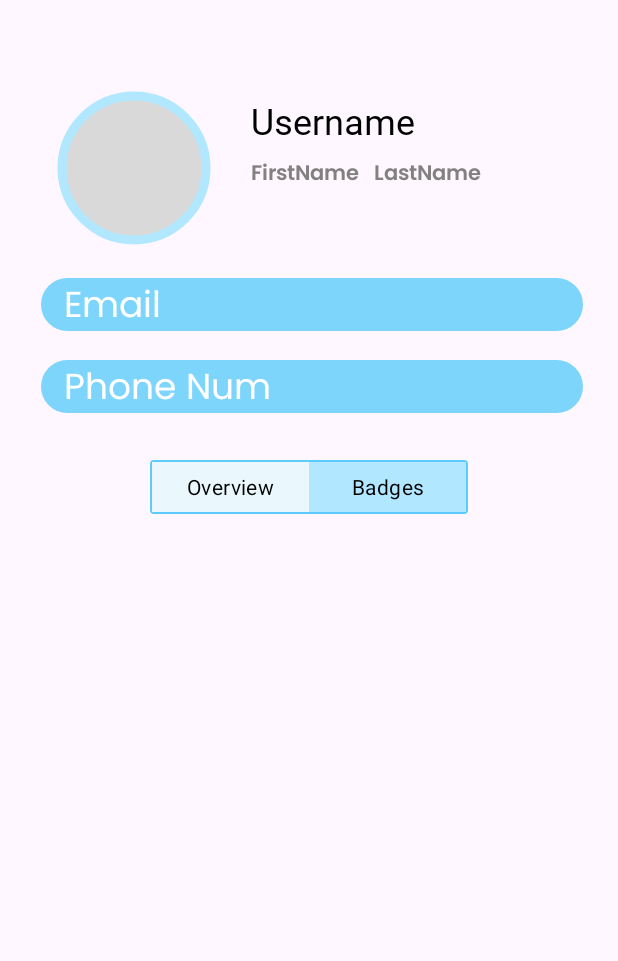
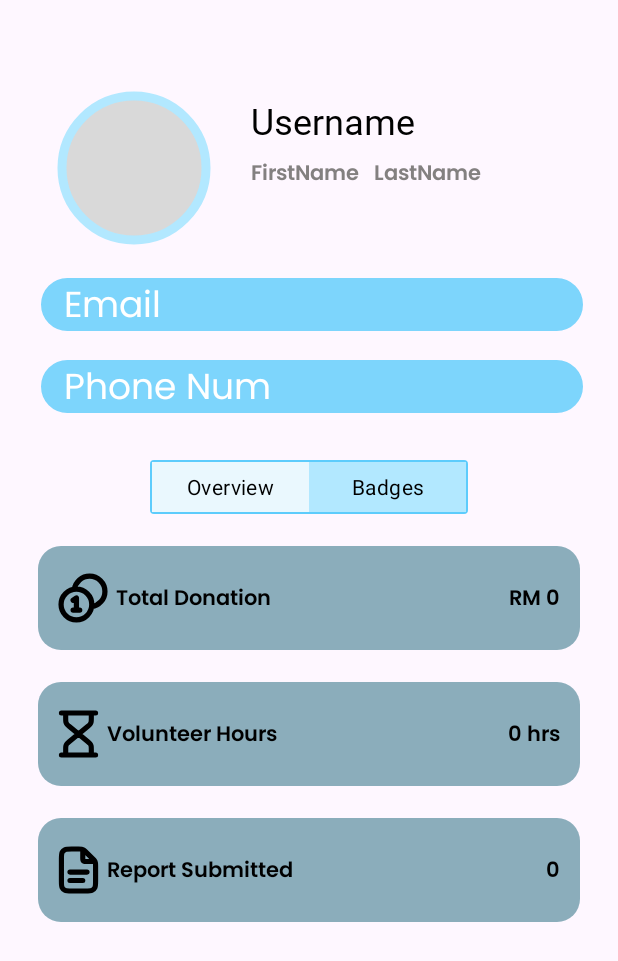
Before and after one commit to afiqzak/AidFlow, an Android app: the fragment ProfileFragment shown on its own in the app's theme, on a phone screen of 412 x 824 dp. Shown: the top 961 px of the screen. Run offline under Robolectric (Android 15) with nearby library versions, the phone set to English and light mode, and no system bars.

Commit message:
profile forntend 50% done

```diff
--- /dev/null
+++ b/app/src/main/java/com/example/aidflow/OverviewFragment.java
@@ -0,0 +1,64 @@
+package com.example.aidflow;
+
+import android.os.Bundle;
+
+import androidx.fragment.app.Fragment;
+
+import android.view.LayoutInflater;
+import android.view.View;
+import android.view.ViewGroup;
+
+/**
+ * A simple {@link Fragment} subclass.
+ * Use the {@link OverviewFragment#newInstance} factory method to
+ * create an instance of this fragment.
+ */
+public class OverviewFragment extends Fragment {
+
+    // TODO: Rename parameter arguments, choose names that match
+    // the fragment initialization parameters, e.g. ARG_ITEM_NUMBER
+    private static final String ARG_PARAM1 = "param1";
+    private static final String ARG_PARAM2 = "param2";
+
+    // TODO: Rename and change types of parameters
+    private String mParam1;
+    private String mParam2;
+
+    public OverviewFragment() {
+        // Required empty public constructor
+    }
+
+    /**
+     * Use this factory method to create a new instance of
+     * this fragment using the provided parameters.
+     *
+     * @param param1 Parameter 1.
+     * @param param2 Parameter 2.
+     * @return A new instance of fragment OverviewFragment.
+     */
+    // TODO: Rename and change types and number of parameters
+    public static OverviewFragment newInstance(String param1, String param2) {
+        OverviewFragment fragment = new OverviewFragment();
+        Bundle args = new Bundle();
+        args.putString(ARG_PARAM1, param1);
+        args.putString(ARG_PARAM2, param2);
+        fragment.setArguments(args);
+        return fragment;
+    }
+
+    @Override
+    public void onCreate(Bundle savedInstanceState) {
+        super.onCreate(savedInstanceState);
+        if (getArguments() != null) {
+            mParam1 = getArguments().getString(ARG_PARAM1);
+            mParam2 = getArguments().getString(ARG_PARAM2);
+        }
+    }
+
+    @Override
+    public View onCreateView(LayoutInflater inflater, ViewGroup container,
+                             Bundle savedInstanceState) {
+        // Inflate the layout for this fragment
+        return inflater.inflate(R.layout.fragment_overview, container, false);
+    }
+}
--- /dev/null
+++ b/app/src/main/res/drawable/ic_money.xml
@@ -0,0 +1,5 @@
+<vector xmlns:android="http://schemas.android.com/apk/res/android" android:height="33dp" android:viewportHeight="38" android:viewportWidth="38" android:width="33dp">
+
+    <path android:fillColor="#00000000" android:pathData="M25.563,25.563C31.267,24.799 35.667,19.913 35.667,14C35.667,7.557 30.443,2.333 24,2.333C18.087,2.333 13.201,6.733 12.437,12.437M11.5,20.667L14,19V28.167M11.5,28.167H16.5M25.667,24C25.667,30.443 20.443,35.667 14,35.667C7.557,35.667 2.333,30.443 2.333,24C2.333,17.557 7.557,12.333 14,12.333C20.443,12.333 25.667,17.557 25.667,24Z" android:strokeColor="#000000" android:strokeLineCap="round" android:strokeLineJoin="round" android:strokeWidth="4"/>
+
+</vector>
--- /dev/null
+++ b/app/src/main/res/drawable/ic_report.xml
@@ -0,0 +1,5 @@
+<vector xmlns:android="http://schemas.android.com/apk/res/android" android:height="32.0625dp" android:viewportHeight="38" android:viewportWidth="32" android:width="27dp">
+
+    <path android:fillColor="#00000000" android:pathData="M19.333,2.783V9.667C19.333,10.6 19.333,11.067 19.515,11.423C19.675,11.737 19.93,11.992 20.243,12.152C20.6,12.333 21.067,12.333 22,12.333H28.884M19.333,27.333H9.333M22.667,20.667H9.333M29.333,15.647V27.667C29.333,30.467 29.333,31.867 28.788,32.937C28.309,33.877 27.544,34.642 26.603,35.122C25.534,35.667 24.134,35.667 21.333,35.667H10.667C7.866,35.667 6.466,35.667 5.397,35.122C4.456,34.642 3.691,33.877 3.212,32.937C2.667,31.867 2.667,30.467 2.667,27.667V10.333C2.667,7.533 2.667,6.133 3.212,5.063C3.691,4.123 4.456,3.358 5.397,2.878C6.466,2.333 7.866,2.333 10.667,2.333H16.02C17.243,2.333 17.854,2.333 18.43,2.471C18.94,2.594 19.427,2.796 19.875,3.07C20.379,3.379 20.812,3.812 21.677,4.676L26.99,9.99C27.855,10.855 28.287,11.287 28.597,11.792C28.871,12.239 29.073,12.727 29.195,13.237C29.333,13.813 29.333,14.424 29.333,15.647Z" android:strokeColor="#000000" android:strokeLineCap="round" android:strokeLineJoin="round" android:strokeWidth="4"/>
+
+</vector>
--- /dev/null
+++ b/app/src/main/res/drawable/ic_time.xml
@@ -0,0 +1,5 @@
+<vector xmlns:android="http://schemas.android.com/apk/res/android" android:height="32.0625dp" android:viewportHeight="38" android:viewportWidth="32" android:width="27dp">
+
+    <path android:fillColor="#00000000" android:pathData="M16,19L8.879,13.065C7.82,12.184 7.291,11.743 6.911,11.202C6.574,10.724 6.324,10.189 6.172,9.624C6,8.986 6,8.297 6,6.92V2.333M16,19L23.122,13.065C24.18,12.184 24.709,11.743 25.089,11.202C25.426,10.724 25.676,10.189 25.828,9.624C26,8.986 26,8.297 26,6.92V2.333M16,19L8.879,24.935C7.82,25.816 7.291,26.257 6.911,26.798C6.574,27.277 6.324,27.811 6.172,28.376C6,29.014 6,29.703 6,31.08V35.667M16,19L23.122,24.935C24.18,25.816 24.709,26.257 25.089,26.798C25.426,27.277 25.676,27.811 25.828,28.376C26,29.014 26,29.703 26,31.08V35.667M2.667,2.333H29.333M2.667,35.667H29.333" android:strokeColor="#000000" android:strokeLineCap="round" android:strokeLineJoin="round" android:strokeWidth="4"/>
+
+</vector>
--- a/app/src/main/res/drawable/progress_bar_custom.xml
+++ b/app/src/main/res/drawable/progress_bar_custom.xml
@@ -10,10 +10,7 @@
 
     <item android:gravity="center">
         <clip> <shape android:shape="rectangle">
-            <gradient
-                android:startColor="#537E9D"
-                android:endColor="#D9D9D9"
-                android:useLevel="true" />
+            <solid android:color="#537E9D" />
             <corners android:radius="10dp" /> </shape>
         </clip>
     </item>
--- /dev/null
+++ b/app/src/main/res/drawable/round_rectangle.xml
@@ -0,0 +1,6 @@
+<?xml version="1.0" encoding="utf-8"?>
+<shape xmlns:android="http://schemas.android.com/apk/res/android"
+    android:shape="rectangle" >
+    <solid android:color="@color/navy_blue" />
+    <corners android:radius="15dp" />
+</shape>
--- /dev/null
+++ b/app/src/main/res/layout/fragment_overview.xml
@@ -0,0 +1,168 @@
+<?xml version="1.0" encoding="utf-8"?>
+<LinearLayout xmlns:android="http://schemas.android.com/apk/res/android"
+    xmlns:app="http://schemas.android.com/apk/res-auto"
+    xmlns:tools="http://schemas.android.com/tools"
+    android:layout_width="match_parent"
+    android:layout_height="match_parent"
+    android:orientation="vertical"
+    tools:context=".OverviewFragment"
+    android:gravity="center_horizontal">
+
+    <RelativeLayout
+        android:id="@+id/relativeLayout2"
+        android:layout_width="361dp"
+        android:layout_height="69dp"
+        android:layout_marginTop="21dp"
+        android:background="@drawable/round_rectangle"
+        android:gravity="center_vertical"
+        android:orientation="horizontal"
+        app:layout_constraintEnd_toEndOf="parent"
+        app:layout_constraintStart_toStartOf="parent"
+        app:layout_constraintTop_toBottomOf="@+id/toggleProfile">
+
+        <ImageView
+            android:id="@+id/IVMoney"
+            android:layout_width="wrap_content"
+            android:layout_height="wrap_content"
+            android:layout_alignParentStart="true"
+            android:layout_alignParentTop="true"
+            android:layout_alignParentBottom="true"
+            android:layout_marginStart="13dp"
+            android:layout_marginTop="18dp"
+            android:layout_marginBottom="18dp"
+            android:src="@drawable/ic_money" />
+
+        <TextView
+            android:id="@+id/TVTotDonate"
+            android:layout_width="wrap_content"
+            android:layout_height="wrap_content"
+            android:layout_alignParentTop="true"
+            android:layout_alignParentBottom="true"
+            android:layout_marginStart="5dp"
+            android:layout_marginTop="24dp"
+            android:layout_marginBottom="24dp"
+            android:layout_toEndOf="@+id/IVMoney"
+            android:fontFamily="@font/poppins_semibold"
+            android:text="Total Donation"
+            android:textColor="@color/black" />
+
+        <TextView
+            android:id="@+id/TVAmounrDonate"
+            android:layout_width="wrap_content"
+            android:layout_height="wrap_content"
+            android:layout_alignParentTop="true"
+            android:layout_alignParentEnd="true"
+            android:layout_alignParentBottom="true"
+            android:layout_marginTop="24dp"
+            android:layout_marginEnd="13dp"
+            android:layout_marginBottom="24dp"
+            android:fontFamily="@font/poppins_semibold"
+            android:text="RM 0"
+            android:textColor="@color/black" />
+    </RelativeLayout>
+
+    <RelativeLayout
+        android:id="@+id/relativeLayout3"
+        android:layout_width="361dp"
+        android:layout_height="69dp"
+        android:layout_marginTop="21dp"
+        android:background="@drawable/round_rectangle"
+        android:gravity="center_vertical"
+        android:orientation="horizontal"
+        app:layout_constraintEnd_toEndOf="parent"
+        app:layout_constraintStart_toStartOf="parent"
+        app:layout_constraintTop_toBottomOf="@+id/relativeLayout2">
+
+        <ImageView
+            android:id="@+id/IVTime"
+            android:layout_width="wrap_content"
+            android:layout_height="wrap_content"
+            android:layout_alignParentStart="true"
+            android:layout_alignParentTop="true"
+            android:layout_alignParentBottom="true"
+            android:layout_marginStart="13dp"
+            android:layout_marginTop="18dp"
+            android:layout_marginBottom="18dp"
+            android:src="@drawable/ic_time" />
+
+        <TextView
+            android:id="@+id/TVTotTime"
+            android:layout_width="wrap_content"
+            android:layout_height="wrap_content"
+            android:layout_alignParentTop="true"
+            android:layout_alignParentBottom="true"
+            android:layout_marginStart="5dp"
+            android:layout_marginTop="24dp"
+            android:layout_marginBottom="24dp"
+            android:layout_toEndOf="@+id/IVTime"
+            android:fontFamily="@font/poppins_semibold"
+            android:text="Volunteer Hours"
+            android:textColor="@color/black" />
+
+        <TextView
+            android:id="@+id/TVAmounrTime"
+            android:layout_width="wrap_content"
+            android:layout_height="wrap_content"
+            android:layout_alignParentTop="true"
+            android:layout_alignParentEnd="true"
+            android:layout_alignParentBottom="true"
+            android:layout_marginTop="24dp"
+            android:layout_marginEnd="13dp"
+            android:layout_marginBottom="24dp"
+            android:fontFamily="@font/poppins_semibold"
+            android:text="0 hrs"
+            android:textColor="@color/black" />
+    </RelativeLayout>
+
+    <RelativeLayout
+        android:layout_width="361dp"
+        android:layout_height="69dp"
+        android:layout_marginTop="21dp"
+        android:background="@drawable/round_rectangle"
+        android:gravity="center_vertical"
+        android:orientation="horizontal"
+        app:layout_constraintEnd_toEndOf="parent"
+        app:layout_constraintStart_toStartOf="parent"
+        app:layout_constraintTop_toBottomOf="@+id/relativeLayout3">
+
+        <ImageView
+            android:id="@+id/IVReport"
+            android:layout_width="wrap_content"
+            android:layout_height="wrap_content"
+            android:layout_alignParentStart="true"
+            android:layout_alignParentTop="true"
+            android:layout_alignParentBottom="true"
+            android:layout_marginStart="13dp"
+            android:layout_marginTop="18dp"
+            android:layout_marginBottom="18dp"
+            android:src="@drawable/ic_report" />
+
+        <TextView
+            android:id="@+id/TVTotReport"
+            android:layout_width="wrap_content"
+            android:layout_height="wrap_content"
+            android:layout_alignParentTop="true"
+            android:layout_alignParentBottom="true"
+            android:layout_marginStart="5dp"
+            android:layout_marginTop="24dp"
+            android:layout_marginBottom="24dp"
+            android:layout_toEndOf="@+id/IVReport"
+            android:fontFamily="@font/poppins_semibold"
+            android:text="Report Submitted"
+            android:textColor="@color/black" />
+
+        <TextView
+            android:id="@+id/TVAmounrReport"
+            android:layout_width="wrap_content"
+            android:layout_height="wrap_content"
+            android:layout_alignParentTop="true"
+            android:layout_alignParentEnd="true"
+            android:layout_alignParentBottom="true"
+            android:layout_marginTop="24dp"
+            android:layout_marginEnd="13dp"
+            android:layout_marginBottom="24dp"
+            android:fontFamily="@font/poppins_semibold"
+            android:text="0"
+            android:textColor="@color/black" />
+    </RelativeLayout>
+</LinearLayout>
--- a/app/src/main/res/layout/fragment_profile.xml
+++ b/app/src/main/res/layout/fragment_profile.xml
@@ -48,6 +48,7 @@
         app:shapeAppearanceOverlay="@style/ShapeAppearanceOverlay.App.Circle"
         app:strokeColor="@color/light_blue"
         app:strokeWidth="6dp" />
+
 
     <TextView
         android:id="@+id/TVUsername"
@@ -133,4 +134,14 @@
 
     </RadioGroup>
 
+    <androidx.fragment.app.FragmentContainerView
+        android:id="@+id/fragmentContainerView2"
+        android:name="com.example.aidflow.OverviewFragment"
+        android:layout_width="match_parent"
+        android:layout_height="0dp"
+        app:layout_constraintBottom_toBottomOf="parent"
+        app:layout_constraintTop_toBottomOf="@+id/toggleProfile"
+        tools:layout_editor_absoluteX="206dp"
+        tools:layout="@layout/fragment_overview"/>
+
 </androidx.constraintlayout.widget.ConstraintLayout>
```
